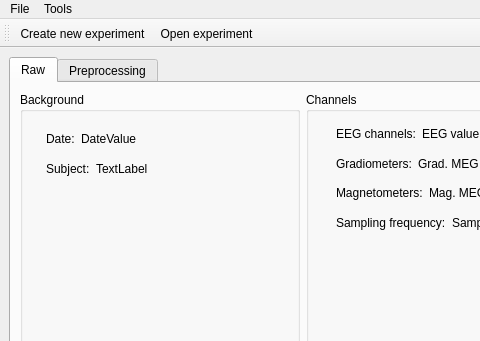
First picture: the form in hoksotin/ui/qt4Designer/UIehdotus11.ui, repository cibr-jyu/meggie, before the edit; both pictures show x 0 to 480 and y 0 to 341 of the 892 by 701 pixel window.
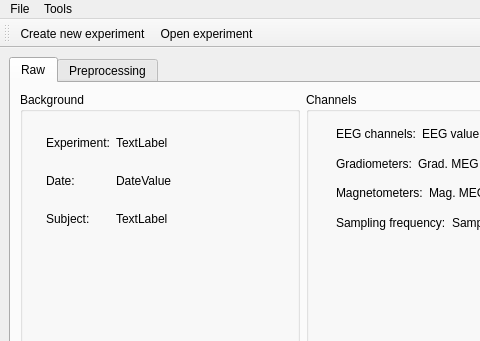
Second picture: the form after the edit. The open tabs and pages were chosen to show the change.

The edit to the form file:
```diff
--- a/hoksotin/ui/qt4Designer/UIehdotus11.ui
+++ b/hoksotin/ui/qt4Designer/UIehdotus11.ui
@@ -48,20 +48,20 @@
                    <x>26</x>
                    <y>35</y>
                    <width>221</width>
-                   <height>54</height>
+                   <height>108</height>
                   </rect>
                  </property>
                  <layout class="QVBoxLayout" name="verticalLayout_6">
                   <item>
                    <layout class="QGridLayout" name="gridLayout_5">
-                    <item row="0" column="0">
+                    <item row="1" column="0">
                      <widget class="QLabel" name="labelDate">
                       <property name="text">
                        <string>Date:</string>
                       </property>
                      </widget>
                     </item>
-                    <item row="0" column="1">
+                    <item row="1" column="1">
                      <widget class="QLabel" name="labelDateValue">
                       <property name="sizePolicy">
                        <sizepolicy hsizetype="Expanding" vsizetype="Preferred">
@@ -74,18 +74,28 @@
                       </property>
                      </widget>
                     </item>
-                   </layout>
-                  </item>
-                  <item>
-                   <layout class="QHBoxLayout" name="horizontalLayout">
-                    <item>
+                    <item row="0" column="0">
+                     <widget class="QLabel" name="labelExperiment">
+                      <property name="text">
+                       <string>Experiment:</string>
+                      </property>
+                     </widget>
+                    </item>
+                    <item row="0" column="1">
+                     <widget class="QLabel" name="labelExperimentName">
+                      <property name="text">
+                       <string>TextLabel</string>
+                      </property>
+                     </widget>
+                    </item>
+                    <item row="2" column="0">
                      <widget class="QLabel" name="labelSubject">
                       <property name="text">
                        <string>Subject:</string>
                       </property>
                      </widget>
                     </item>
-                    <item>
+                    <item row="2" column="1">
                      <widget class="QLabel" name="labelSubjectValue">
                       <property name="sizePolicy">
                        <sizepolicy hsizetype="Expanding" vsizetype="Preferred">
```
Left out of the diff: 2 changed lines with no effect on the pictures.
